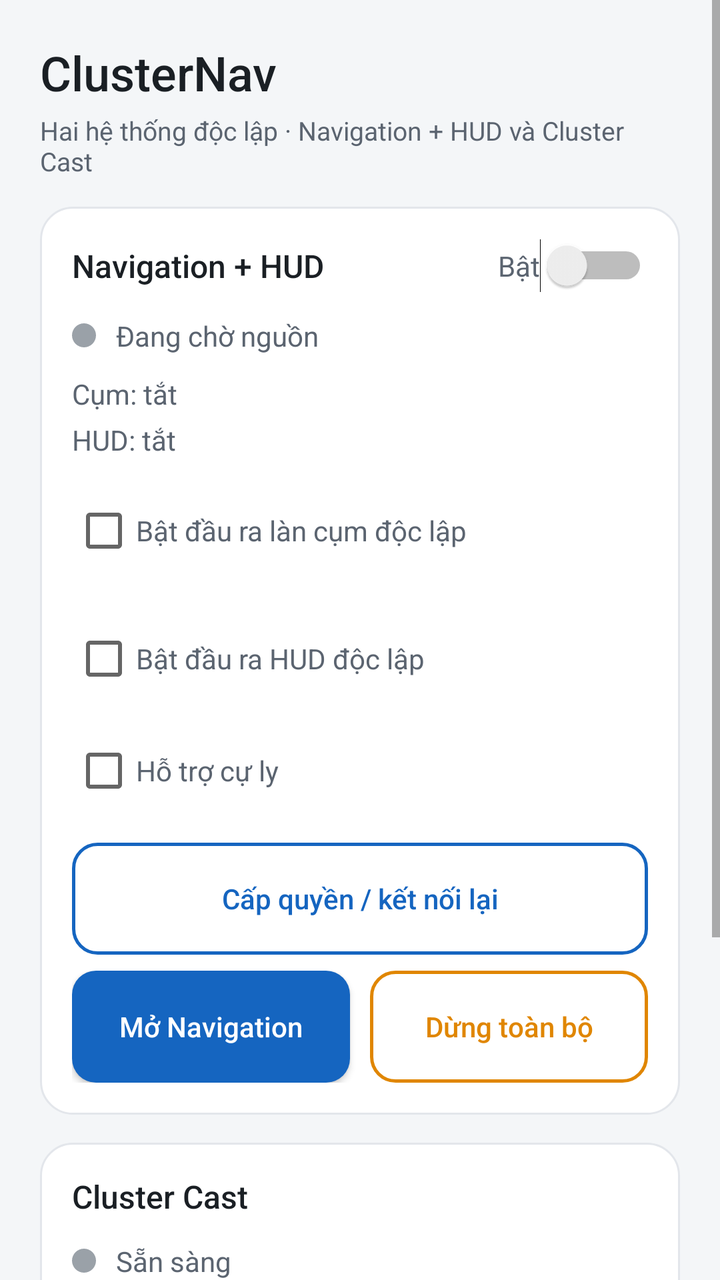
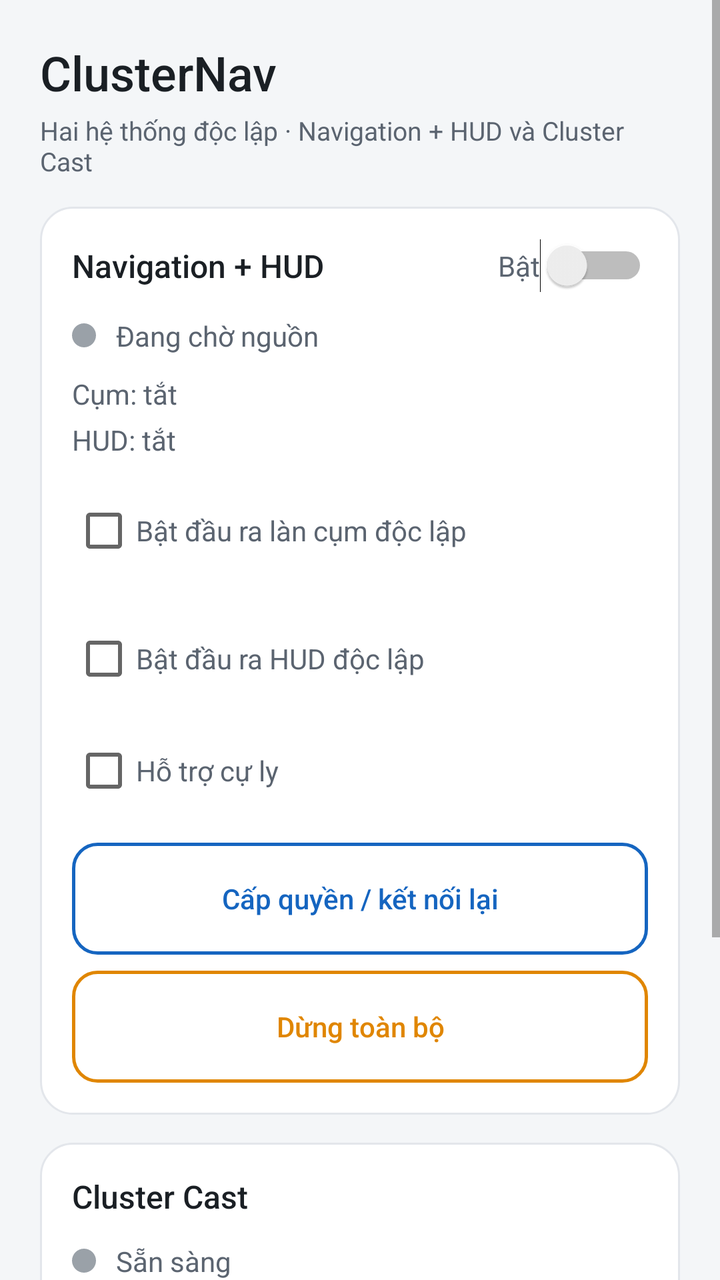

An Android layout rendered at two revisions. The XML below is the earlier revision; the diff shows what the commit changed to produce the second picture.
<!-- AndroidManifest.xml: application theme AppTheme -->
<!-- res/layout/activity_main.xml -->
<?xml version="1.0" encoding="utf-8"?>
<ScrollView xmlns:android="http://schemas.android.com/apk/res/android"
    android:layout_width="match_parent" android:layout_height="match_parent" android:fillViewport="true">
    <LinearLayout android:layout_width="match_parent" android:layout_height="wrap_content"
        android:orientation="vertical" android:padding="@dimen/screen_pad">

        <TextView android:layout_width="match_parent" android:layout_height="wrap_content"
            android:text="ClusterNav" android:textColor="@color/text_primary"
            android:textSize="@dimen/text_title" android:fontFamily="sans-serif-medium" />
        <TextView android:layout_width="match_parent" android:layout_height="wrap_content"
            android:layout_marginTop="4dp" android:layout_marginBottom="@dimen/gap"
            android:text="Hai hệ thống độc lập · Navigation + HUD và Cluster Cast"
            android:textColor="@color/text_secondary" android:textSize="@dimen/text_label" />

        <LinearLayout android:layout_width="match_parent" android:layout_height="wrap_content"
            android:orientation="vertical" android:background="@drawable/card_bg" android:padding="@dimen/card_pad">
            <LinearLayout android:layout_width="match_parent" android:layout_height="wrap_content"
                android:orientation="horizontal" android:gravity="center_vertical">
                <TextView android:layout_width="0dp" android:layout_height="wrap_content" android:layout_weight="1"
                    android:text="Navigation + HUD" android:textColor="@color/text_primary"
                    android:textSize="@dimen/text_status" android:fontFamily="sans-serif-medium" />
                <Switch android:id="@+id/switch_enabled" android:layout_width="wrap_content"
                    android:layout_height="wrap_content" android:text="Bật" android:textColor="@color/text_secondary" />
            </LinearLayout>
            <LinearLayout android:layout_width="match_parent" android:layout_height="wrap_content"
                android:orientation="horizontal" android:gravity="center_vertical" android:layout_marginTop="12dp">
                <View android:id="@+id/dot_status" android:layout_width="12dp" android:layout_height="12dp"
                    android:layout_marginEnd="10dp" android:background="@drawable/status_dot" />
                <TextView android:id="@+id/txt_status" android:layout_width="0dp" android:layout_height="wrap_content"
                    android:layout_weight="1" android:text="Đang chờ nguồn" android:textColor="@color/text_secondary" />
            </LinearLayout>
            <TextView android:id="@+id/txt_lane_status" android:layout_width="match_parent" android:layout_height="wrap_content"
                android:layout_marginTop="10dp" android:text="Cụm: tắt" android:textColor="@color/text_secondary" />
            <TextView android:id="@+id/txt_hud_status" android:layout_width="match_parent" android:layout_height="wrap_content"
                android:layout_marginTop="4dp" android:text="HUD: tắt" android:textColor="@color/text_secondary" />
            <CheckBox android:id="@+id/cb_lane" android:layout_width="match_parent" android:layout_height="wrap_content"
                android:layout_marginTop="8dp" android:minHeight="@dimen/touch_min" android:text="Bật đầu ra làn cụm độc lập"
                android:textColor="@color/text_secondary" />
            <CheckBox android:id="@+id/cb_hud" android:layout_width="match_parent" android:layout_height="wrap_content"
                android:layout_marginTop="8dp" android:minHeight="@dimen/touch_min" android:text="Bật đầu ra HUD độc lập"
                android:textColor="@color/text_secondary" />
                        
            <CheckBox android:id="@+id/cb_distance_assist" android:layout_width="match_parent"
            android:layout_height="wrap_content" android:minHeight="@dimen/touch_min"
            android:textColor="@color/text_secondary"
            android:text="Hỗ trợ cự ly" />
            <Button android:id="@+id/btn_reconnect_nav" android:layout_width="match_parent" android:layout_height="wrap_content"
                android:layout_marginTop="8dp" android:minHeight="@dimen/touch_min" android:background="@drawable/btn_outline"
                android:text="Cấp quyền / kết nối lại" android:textAllCaps="false" android:textColor="@color/brand" />
            <LinearLayout android:layout_width="match_parent" android:layout_height="wrap_content"
                android:orientation="horizontal" android:layout_marginTop="8dp">
                <Button android:id="@+id/btn_nav_details" android:layout_width="0dp" android:layout_height="wrap_content"
                    android:layout_weight="1" android:minHeight="@dimen/touch_min" android:background="@drawable/btn_primary"
                    android:text="Mở Navigation" android:textAllCaps="false" android:textColor="@color/white" />
                <Button android:id="@+id/btn_nav_stop" android:layout_width="0dp" android:layout_height="wrap_content"
                    android:layout_weight="1" android:layout_marginStart="10dp" android:minHeight="@dimen/touch_min"
                    android:background="@drawable/btn_warning_outline" android:text="Dừng toàn bộ"
                    android:textAllCaps="false" android:textColor="@color/warn_amber" />
            </LinearLayout>
        </LinearLayout>

        <LinearLayout android:layout_width="match_parent" android:layout_height="wrap_content"
            android:layout_marginTop="@dimen/gap" android:orientation="vertical"
            android:background="@drawable/card_bg" android:padding="@dimen/card_pad">
            <TextView android:layout_width="match_parent" android:layout_height="wrap_content"
                android:text="Cluster Cast" android:textColor="@color/text_primary"
                android:textSize="@dimen/text_status" android:fontFamily="sans-serif-medium" />
            <LinearLayout android:layout_width="match_parent" android:layout_height="wrap_content"
                android:orientation="horizontal" android:gravity="center_vertical" android:layout_marginTop="12dp">
                <View android:id="@+id/dot_cast" android:layout_width="12dp" android:layout_height="12dp"
                    android:layout_marginEnd="10dp" android:background="@drawable/status_dot" />
                <TextView android:id="@+id/txt_cast_status" android:layout_width="0dp" android:layout_height="wrap_content"
                    android:layout_weight="1" android:text="Sẵn sàng" android:textColor="@color/text_secondary" />
            </LinearLayout>
                        <Button android:id="@+id/btn_cast_toggle" android:layout_width="match_parent"
            android:layout_height="wrap_content" android:layout_marginTop="10dp"
            android:minHeight="@dimen/touch_min" android:background="@drawable/btn_primary"
            android:text="Chiếu lên cụm" android:textAllCaps="false" android:textColor="@color/white" />
            <Button android:id="@+id/btn_bubble" android:layout_width="match_parent"
            android:layout_height="wrap_content" android:layout_marginTop="8dp"
            android:minHeight="@dimen/touch_min" android:background="@drawable/btn_outline"
            android:text="Hiện nút nổi" android:textAllCaps="false" android:textColor="@color/brand" />
            <Button android:id="@+id/btn_cast_details" android:layout_width="match_parent" android:layout_height="wrap_content"
                android:layout_marginTop="12dp" android:minHeight="@dimen/touch_min" android:background="@drawable/btn_primary"
                android:text="Cài đặt chiếu" android:textAllCaps="false" android:textColor="@color/white" />
        </LinearLayout>
    </LinearLayout>
</ScrollView>
<!-- resources referenced by this layout -->
<resources>
  <color name="brand">#1565C0</color>
  <color name="text_primary">#1A1F24</color>
  <color name="text_secondary">#5B6470</color>
  <color name="warn_amber">#E08600</color>
  <color name="white">#FFFFFF</color>
  <dimen name="card_pad">16dp</dimen>
  <dimen name="gap">14dp</dimen>
  <dimen name="screen_pad">20dp</dimen>
  <dimen name="text_label">13sp</dimen>
  <dimen name="text_status">16sp</dimen>
  <dimen name="text_title">24sp</dimen>
  <dimen name="touch_min">56dp</dimen>
  <!-- drawable btn_outline (drawable) -->
  <?xml version="1.0" encoding="utf-8"?>
  <selector xmlns:android="http://schemas.android.com/apk/res/android">
      <item android:state_enabled="false">
          <shape android:shape="rectangle">
              <solid android:color="@android:color/transparent" />
              <corners android:radius="12dp" />
              <stroke android:width="1dp" android:color="@color/divider" />
          </shape>
      </item>
      <item android:state_pressed="true">
          <shape android:shape="rectangle">
              <solid android:color="#11000000" />
              <corners android:radius="12dp" />
              <stroke android:width="1.5dp" android:color="@color/brand" />
          </shape>
      </item>
      <item>
          <shape android:shape="rectangle">
              <solid android:color="@android:color/transparent" />
              <corners android:radius="12dp" />
              <stroke android:width="1.5dp" android:color="@color/brand" />
          </shape>
      </item>
  </selector>
  <!-- drawable btn_primary (drawable) -->
  <?xml version="1.0" encoding="utf-8"?>
  <selector xmlns:android="http://schemas.android.com/apk/res/android">
      <item android:state_enabled="false">
          <shape android:shape="rectangle">
              <solid android:color="@color/off_gray" />
              <corners android:radius="12dp" />
          </shape>
      </item>
      <item android:state_pressed="true">
          <shape android:shape="rectangle">
              <solid android:color="@color/brand_pressed" />
              <corners android:radius="12dp" />
          </shape>
      </item>
      <item>
          <shape android:shape="rectangle">
              <solid android:color="@color/brand" />
              <corners android:radius="12dp" />
          </shape>
      </item>
  </selector>
  <!-- drawable card_bg (drawable) -->
  <?xml version="1.0" encoding="utf-8"?>
  <shape xmlns:android="http://schemas.android.com/apk/res/android" android:shape="rectangle">
      <solid android:color="@color/surface" />
      <corners android:radius="@dimen/radius" />
      <stroke android:width="1dp" android:color="@color/divider" />
  </shape>
  <!-- drawable status_dot (drawable) -->
  <?xml version="1.0" encoding="utf-8"?>
  <shape xmlns:android="http://schemas.android.com/apk/res/android" android:shape="oval">
      <solid android:color="@color/off_gray" />
      <size android:width="12dp" android:height="12dp" />
  </shape>
  <style name="AppTheme" parent="@android:style/Theme.Material.Light">
          <item name="android:windowBackground">@color/screen_bg</item>
          <item name="android:colorAccent">@color/brand</item>
          <item name="android:colorPrimary">@color/brand</item>
      </style>
  <color name="divider">#E3E6EB</color>
  <color name="off_gray">#9AA1A8</color>
  <color name="brand_pressed">#0D47A1</color>
  <color name="surface">#FFFFFF</color>
  <dimen name="radius">16dp</dimen>
  <color name="screen_bg">#F4F6F8</color>
  <!-- unchanged entries left out for length: 1 -->
</resources>

<!-- the commit's change to res/layout/activity_main.xml (unified diff, before → after) -->
@@ -49,11 +49,8 @@
                 android:text="Cấp quyền / kết nối lại" android:textAllCaps="false" android:textColor="@color/brand" />
             <LinearLayout android:layout_width="match_parent" android:layout_height="wrap_content"
                 android:orientation="horizontal" android:layout_marginTop="8dp">
-                <Button android:id="@+id/btn_nav_details" android:layout_width="0dp" android:layout_height="wrap_content"
-                    android:layout_weight="1" android:minHeight="@dimen/touch_min" android:background="@drawable/btn_primary"
-                    android:text="Mở Navigation" android:textAllCaps="false" android:textColor="@color/white" />
                 <Button android:id="@+id/btn_nav_stop" android:layout_width="0dp" android:layout_height="wrap_content"
-                    android:layout_weight="1" android:layout_marginStart="10dp" android:minHeight="@dimen/touch_min"
+                    android:layout_weight="1" android:minHeight="@dimen/touch_min"
                     android:background="@drawable/btn_warning_outline" android:text="Dừng toàn bộ"
                     android:textAllCaps="false" android:textColor="@color/warn_amber" />
             </LinearLayout>
